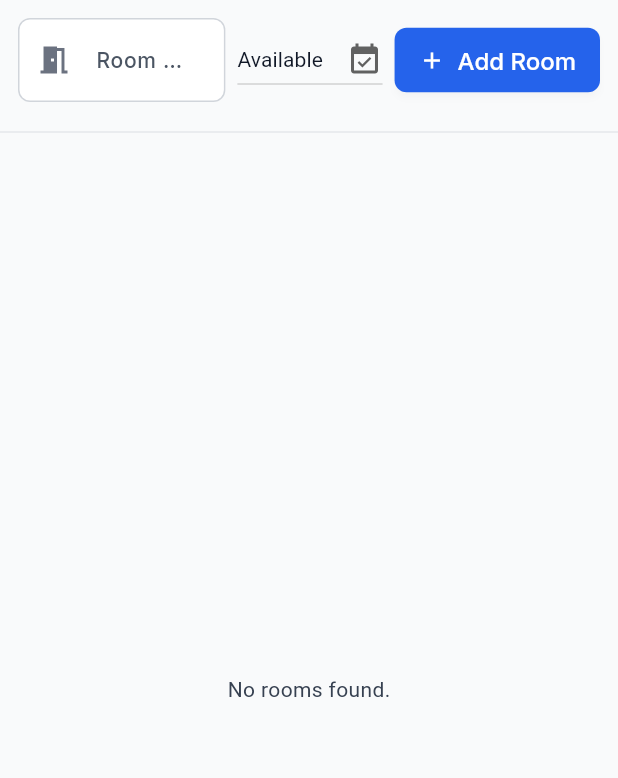
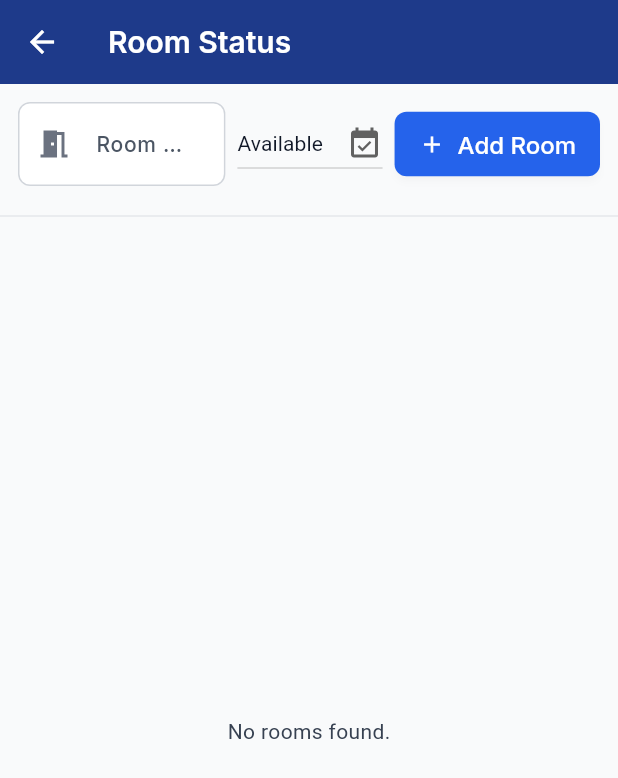
Before and after one commit to ThaboXiaomi/ai-allocation-server, a Flutter app: the RoomStatusWidget screen opened directly, on a phone screen of 412 x 824 dp. Shown: the top 778 px of the screen. Run offline on Flutter 3.47's test engine with Material 3 defaults, Android fonts, the phone set to English and light mode, and no system bars; our stand-ins replace bloc, cached_network_image, cloud_firestore, connectivity_plus, dartz, equatable and 16 more; accounts and stored records are empty; project files that could hold a hidden picture were left out.

Commit message:
Add back navigation to faculty list, timetable management, venue management, and AI allocation dashboard screens

```diff
--- a/lib/presentation/admin_dashboard/widgets/venue_management_screen.dart
+++ b/lib/presentation/admin_dashboard/widgets/venue_management_screen.dart
@@ -43,7 +43,19 @@ class _RoomStatusWidgetState extends State<RoomStatusWidget> {
 
   @override
   Widget build(BuildContext context) {
-    return Column(
+    return Scaffold(
+      appBar: AppBar(
+
+        leading: IconButton(
+    icon: Icon(Icons.arrow_back),
+    onPressed: () {
+      Navigator.pop(context);
+      Navigator.pushNamed(context, "/admin-dashboard");
+
+    },
+        ),
+        title: const Text("Room Status")),
+      body: Column(
       children: [
         // Add Room Form
         Padding(
@@ -121,6 +133,7 @@ class _RoomStatusWidgetState extends State<RoomStatusWidget> {
           ),
         ),
       ],
+    ),
     );
   }
 }
```
Also changed, not shown: lib/presentation/admin_dashboard/widgets/faculty_list_screen.dart (+8 -0 lines), lib/presentation/admin_dashboard/widgets/timetable_management_page.dart (+8 -0 lines), lib/presentation/ai_allocation_dashboard/ai_allocation_dashboard.dart (+7 -0 lines).
